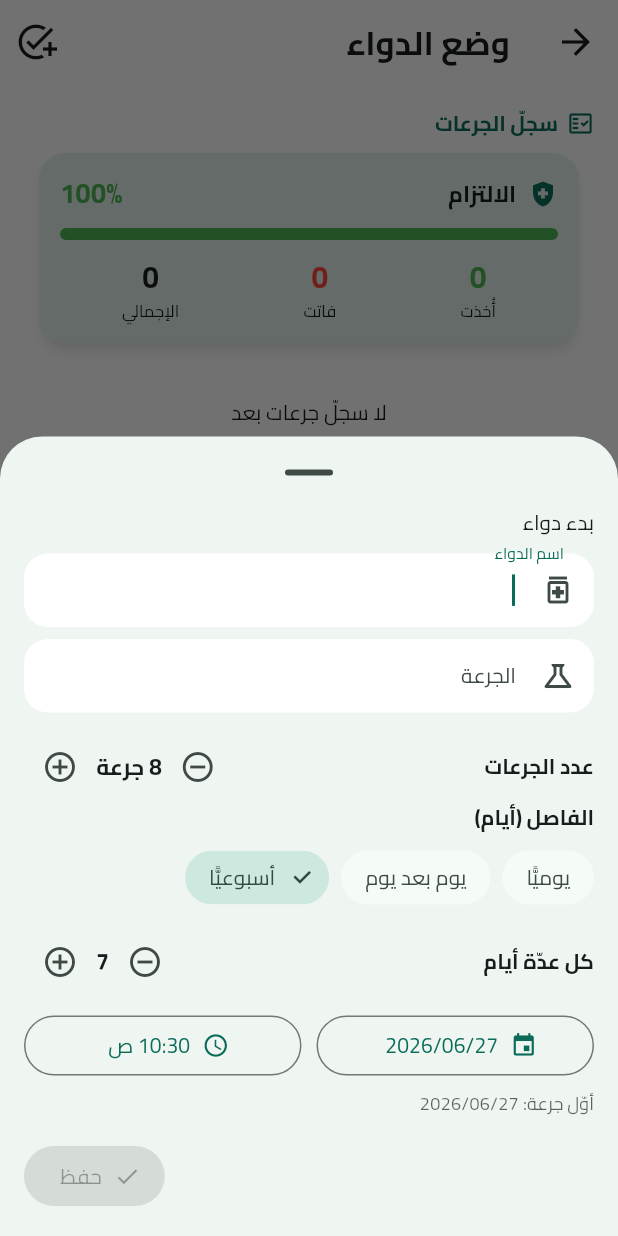
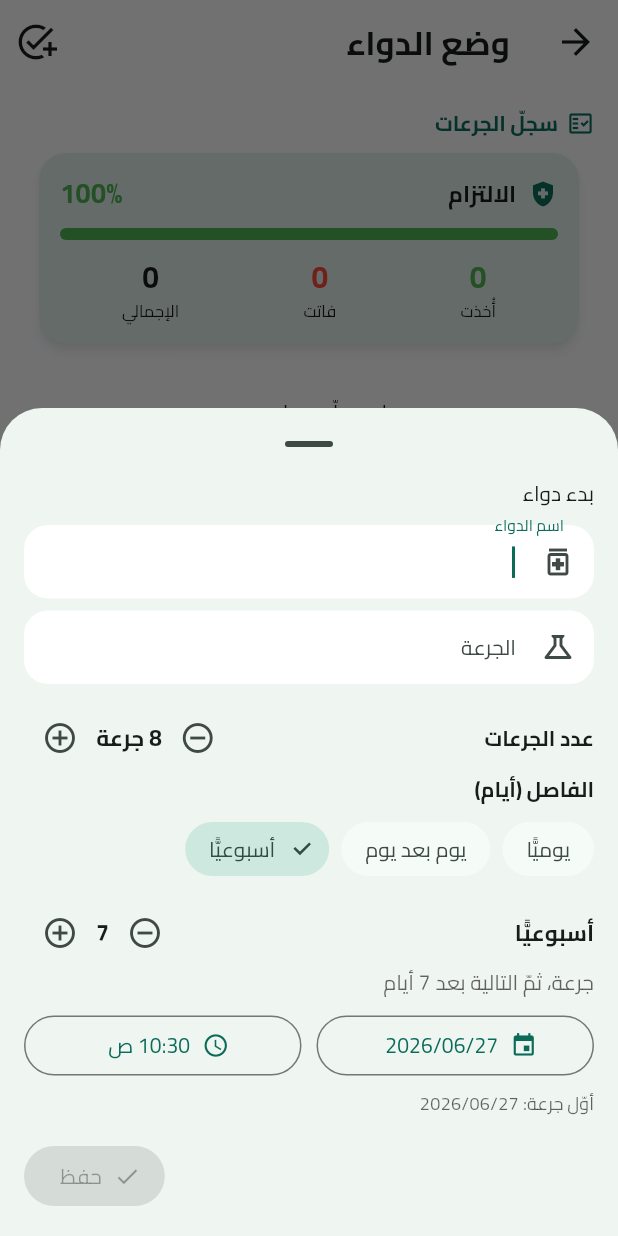
Before and after one commit to alaoufi/alaoufi_notes, a Flutter app: the MedicationScreen screen opened directly, after a tap on "بدء دواء", on a phone screen of 412 x 824 dp. Run offline on Flutter 3.47's test engine with Material 3 defaults, Android fonts, the phone set to English and light mode, and no system bars; drawn by our look-alikes of dynamic_color; our stand-ins replace audioplayers, device_info_plus, file_picker, flutter_colorpicker, flutter_local_notifications, flutter_secure_storage and 14 more; missing offline and left inert: android_id, cryptography, encrypt, extension_google_sign_in_as_googleapis_auth, flutter_quill, googleapis and 2 more; accounts and stored records are empty; project files that could hold a hidden picture were left out.

Commit message:
أدوية: مُحدِّد الفاصل يعرض اسم التكرار وتوضيحه حسب الرقم
بدل رقم خام غامض، يعرض المُحدِّد اسم النمط فورًا (٢ = يوم بعد يوم، ٧ = أسبوعيًّا)
وسطرَ توضيح: «جرعة، ثمّ التالية بعد N أيام» — فيُفهَم معنى الرقم بلا لبس
(الفاصل ٢ = يومان بين الجرعتين/يوم بعد يوم، ٣ = ثلاثة أيام…).

Co-Authored-By: Claude Fable 5 <noreply@anthropic.com>
Claude-Session: https://claude.ai/code/session_01EgFDkQ7WC3S16HHMbyH5e4

```diff
--- a/mudhakkarati/lib/features/meds/medication_screen.dart
+++ b/mudhakkarati/lib/features/meds/medication_screen.dart
@@ -641,10 +641,19 @@ class _NewCourseSheetState extends State<_NewCourseSheet> {
               ],
             ),
             const SizedBox(height: 8),
+            // المُحدِّد يعرض اسم التكرار حسب الرقم مباشرةً (٢ = يوم بعد يوم…).
             Row(children: [
               Expanded(
-                  child: Text(s.t('med_custom_every'),
-                      style: const TextStyle(fontWeight: FontWeight.w600))),
+                  child: Text(
+                      _every == 1
+                          ? s.t('med_daily')
+                          : _every == 2
+                              ? s.t('med_every_other')
+                              : _every == 7
+                                  ? s.t('med_weekly')
+                                  : 'كل $_every أيام',
+                      style: const TextStyle(
+                          fontWeight: FontWeight.bold, fontSize: 15))),
               IconButton(
                   icon: const Icon(Icons.remove_circle_outline),
                   onPressed: () =>
@@ -657,6 +666,18 @@ class _NewCourseSheetState extends State<_NewCourseSheet> {
                   onPressed: () =>
                       setState(() => _every = (_every + 1).clamp(1, 90))),
             ]),
+            // توضيح صريح لمعنى الرقم: متى تأتي الجرعة التالية فعليًّا.
+            Text(
+              _every == 1
+                  ? 'جرعة كلّ يوم'
+                  : _every == 2
+                      ? 'جرعة، ثمّ التالية بعد يومين (يوم بينهما بلا جرعة)'
+                      : 'جرعة، ثمّ التالية بعد $_every أيام',
+              style: Theme.of(context)
+                  .textTheme
+                  .bodySmall
+                  ?.copyWith(color: Theme.of(context).hintColor),
+            ),
             const SizedBox(height: 8),
             // أوّل جرعة: تاريخ + وقت.
             Row(children: [
--- a/mudhakkarati/pubspec.yaml
+++ b/mudhakkarati/pubspec.yaml
@@ -1,7 +1,7 @@
 name: mudhakkarati
 description: "مذكراتي - تطبيق مذكرات وملاحظات يعمل بدون إنترنت بالكامل."
 publish_to: 'none'
-version: 1.8.7+84
+version: 1.8.8+85
 
 environment:
   sdk: '>=3.4.0 <4.0.0'
```
